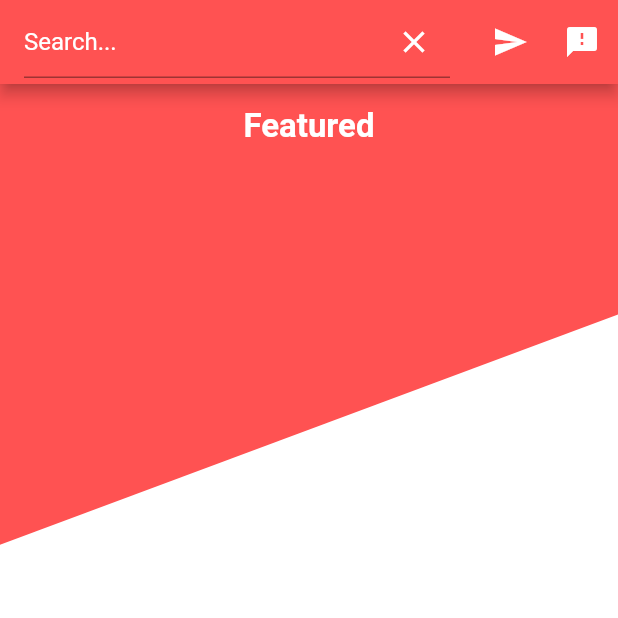
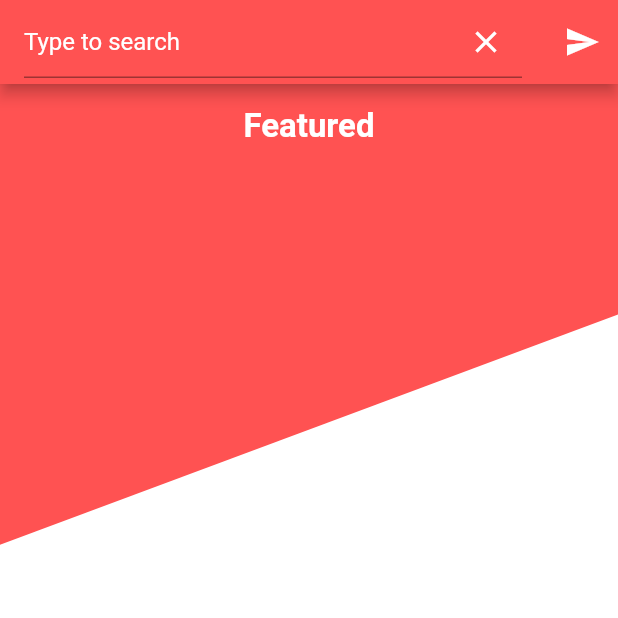
Before and after one commit to Caffa/Clarity, a Flutter app: the screen it shows after launch, after a tap on the "search" icon, on a phone screen of 412 x 824 dp, the top half of it. Run offline on Flutter 3.47's test engine with Material 2 defaults, Android fonts, the phone set to English and light mode, and no system bars; our stand-ins replace cloud_firestore; accounts and stored records are empty.

Commit message:
Update search_page.dart

```diff
--- a/clarity/lib/search_page.dart
+++ b/clarity/lib/search_page.dart
@@ -14,14 +14,10 @@ class SearchPage extends StatefulWidget {
 }
 
 class SearchState extends State<SearchPage> {
-  Widget appBarTitle;
-  Icon actionIcon = new Icon(
-    Icons.search,
-    color: Colors.white,
-  );
   final key = new GlobalKey<ScaffoldState>();
 
   bool isSearching = false;
+  bool searchOver = true;
 
   SearchState() {
     searchQuery.addListener(() {
@@ -46,7 +42,7 @@ class SearchState extends State<SearchPage> {
           home: new Scaffold(
             resizeToAvoidBottomPadding: false,
             key: key,
-            appBar: buildBar(context),
+            appBar: searchOver ? buildBar() : buildSearchBar(context),
             body: new Container(
               child: isSearching ? buildSearchList(context) : buildHomePage(),
             ),
@@ -59,6 +55,7 @@ class SearchState extends State<SearchPage> {
       body: _buildHoriBody(context),
     );
   }
+
   Widget _buildHoriBody(BuildContext context) {
     return StreamBuilder<QuerySnapshot>(
       stream: Firestore.instance
@@ -317,55 +314,53 @@ Widget _buildHoriBody(BuildContext context) {
     return searchList;
   }
 
-  Widget buildBar(BuildContext context) {
+  Widget buildBar() {
     return new AppBar(
-        centerTitle: true,
-        title: appBarTitle,
       backgroundColor: Colors.redAccent,
       actions: <Widget>[
         new IconButton(
-            icon: actionIcon,
+            icon: Icon(Icons.search),
             onPressed: () {
               setState(() {
-                if (this.actionIcon.icon == Icons.search) {
-                  this.appBarTitle = new Stack(
-                      alignment: const Alignment(1.0, 1.0),
-                      children: <Widget>[
+                searchOver = false;
+              });
+            }),
+        new IconButton(icon: Icon(Icons.feedback), onPressed: _handleFeedback),
+      ],
+    );
+  }
+
+  Widget buildSearchBar(BuildContext context) {
+    return new AppBar(
+        centerTitle: true,
+        title:
+            new Stack(alignment: const Alignment(1.0, 1.0), children: <Widget>[
           new TextField(
             controller: searchQuery,
             style: new TextStyle(
               color: Colors.white,
             ),
             decoration: new InputDecoration(
-                              hintText: "Search...",
+                hintText: "Type to search",
                 hintStyle: new TextStyle(color: Colors.white)),
           ),
           new IconButton(
               icon: Icon(Icons.clear),
               onPressed: () {
                 _handleSearchEnd();
-                          },
-                        )
-                      ]);
-                  _handleSearchStart();
-                } else {
-                  _handleSearchSend(searchQuery.text);
-                }
-              });
-            },
-          ),
+              })
+        ]),
+        backgroundColor: Colors.redAccent,
+        actions: <Widget>[
           new IconButton(
-              icon: Icon(Icons.feedback), onPressed: _handleFeedback),
-        ]);
-  }
-
-  void _handleSearchStart() {
-    setState(() {
-      this.actionIcon = new Icon(
+              icon: new Icon(
                 Icons.send,
                 color: Colors.white,
-      );
-    });
+              ),
+              onPressed: () {
+                _handleSearchSend(searchQuery.text);
+              })
+        ]);
   }
 
   void _handleSearchEnd() {
@@ -375,6 +370,9 @@ Widget _buildHoriBody(BuildContext context) {
   }
 
   void _handleSearchSend(String query) {
+    setState(() {
+      searchOver = true;
+    });
     _handleSearchEnd();
     Navigator.push(
       context,
```
Lines whose indentation alone changed are shown as unchanged.
